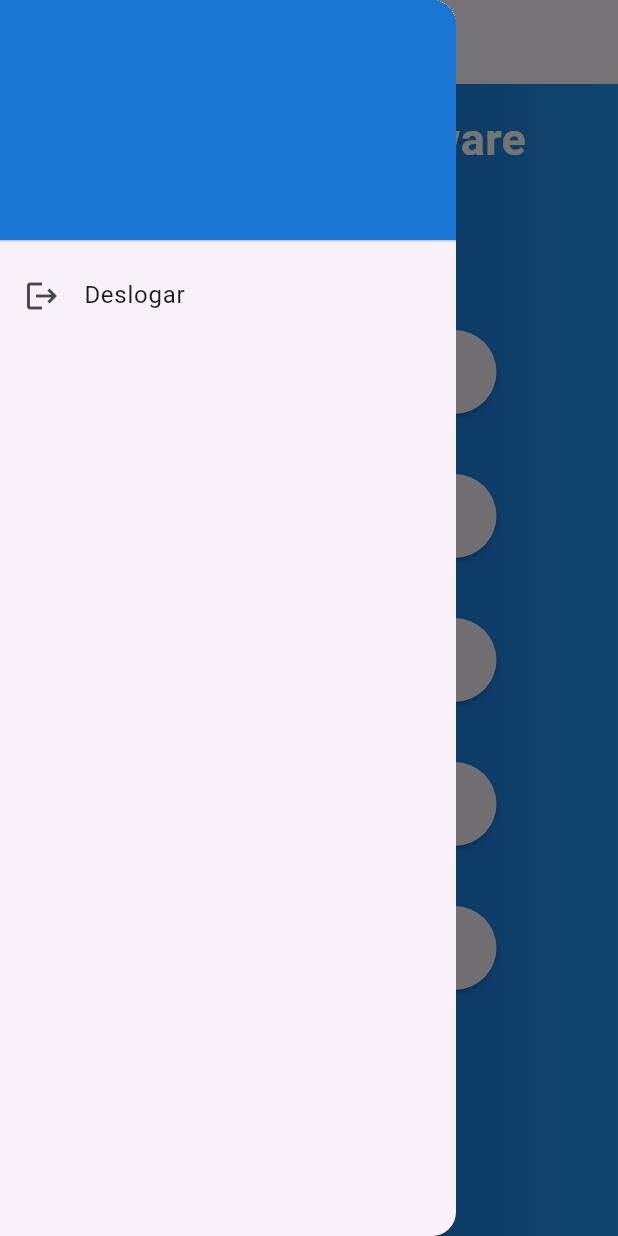
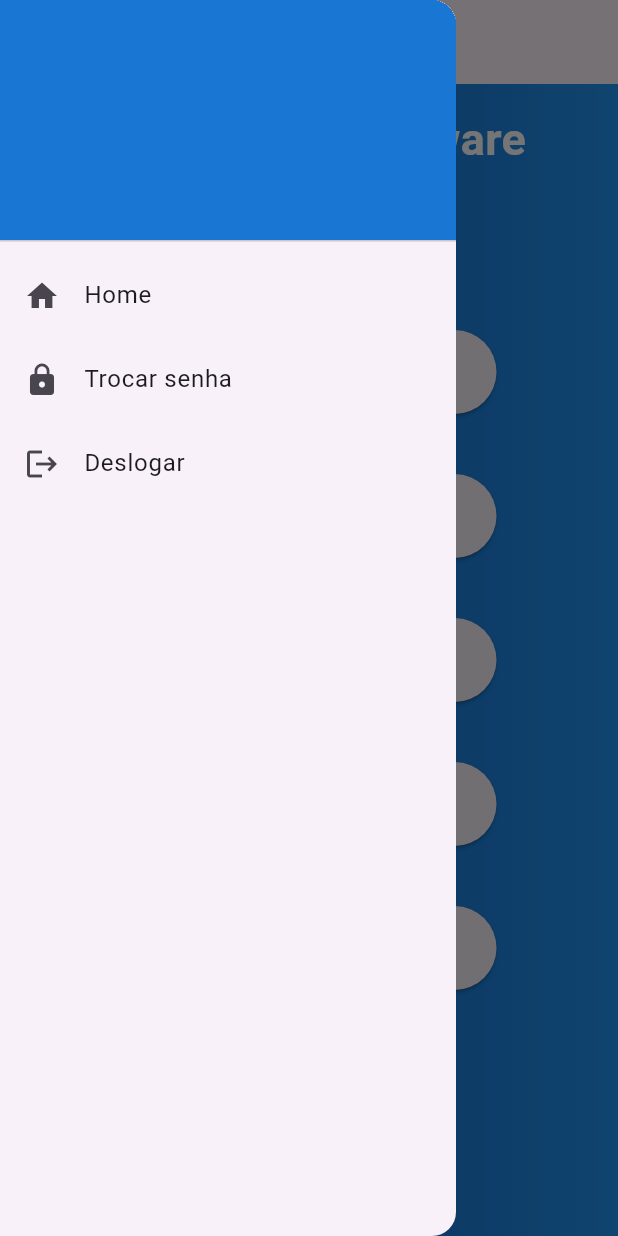
Before and after one commit to Nathansantosn/quality-management-system, a Flutter app: the screen it shows once a user with an empty profile is signed in, in the side drawer, after a tap on "Avaliação", on a phone screen of 412 x 824 dp. Run offline on Flutter 3.47's test engine with Material 3 defaults, Android fonts, the phone set to English and light mode, and no system bars; our stand-ins replace cloud_firestore, firebase_auth, firebase_core; accounts and stored records are empty.

Commit message:
Add Change Password feature with UI and logic; refactor authentication service and update navigation structure

```diff
--- a/lib/src/common/my_snackbar.dart
+++ b/lib/src/common/my_snackbar.dart
@@ -8,6 +8,7 @@ showSnackBar({
   SnackBar snackBar = SnackBar(
     content: Text(texto),
     backgroundColor: (isErro) ? Colors.red : Colors.green,
+    behavior: SnackBarBehavior.floating,
     shape: RoundedRectangleBorder(
       borderRadius: BorderRadius.vertical(top: Radius.circular(16)),
     ),
--- a/lib/src/modal/modal_forms_question.dart
+++ b/lib/src/modal/modal_forms_question.dart
@@ -1,4 +1,3 @@
-import 'package:assessment_software_senai/src/modules/components/get_authentication_input_decoration.dart';
 import 'package:cloud_firestore/cloud_firestore.dart';
 import 'package:firebase_auth/firebase_auth.dart';
 import 'package:flutter/material.dart';
@@ -12,7 +11,6 @@ class FormsQuestion extends StatefulWidget {
 
 class _FormsQuestionState extends State<FormsQuestion> {
   final _formKey = GlobalKey<FormState>();
-  final TextEditingController _questionController = TextEditingController();
   final currentUser = FirebaseAuth.instance.currentUser;
 
   String? selectedSystemId;
--- a/lib/src/modules/components/get_authentication_input_decoration.dart
+++ b/lib/src/modules/components/get_authentication_input_decoration.dart
@@ -1,11 +1,16 @@
 import 'package:flutter/material.dart';
 
-InputDecoration getAuthenticationInputDecoration(String label, {Icon? icon}) {
+InputDecoration getAuthenticationInputDecoration(
+  String label, {
+  Icon? icon,
+  IconButton? suffixIcon,
+}) {
   return InputDecoration(
     icon: icon,
     hintText: label,
     fillColor: Colors.white,
     filled: true,
+    suffixIcon: suffixIcon,
     contentPadding: EdgeInsets.fromLTRB(16, 8, 16, 8),
     border: OutlineInputBorder(borderRadius: BorderRadius.circular(50)),
     enabledBorder: OutlineInputBorder(
--- a/lib/src/page/home/home_page.dart
+++ b/lib/src/page/home/home_page.dart
@@ -1,9 +1,8 @@
 import 'package:assessment_software_senai/src/common/my_buldButton.dart';
 import 'package:assessment_software_senai/src/modal/modal_forms_criterion.dart';
 import 'package:assessment_software_senai/src/modal/modal_forms_question.dart';
-import 'package:assessment_software_senai/src/modal/modal_forms_sub_criterion.dart';
 import 'package:assessment_software_senai/src/modal/modal_forms_system.dart';
-import 'package:assessment_software_senai/src/services/authentication_service.dart';
+import 'package:assessment_software_senai/src/utils/app_drawer.dart';
 import 'package:firebase_auth/firebase_auth.dart';
 import 'package:flutter/material.dart';
 
@@ -20,28 +19,7 @@ class _HomePageState extends State<HomePage> {
   Widget build(BuildContext context) {
     return Scaffold(
       appBar: AppBar(title: const Text('MENU')),
-      drawer: Drawer(
-        child: ListView(
-          children: [
-            UserAccountsDrawerHeader(
-              accountName: Text(
-                (widget.user.displayName != null)
-                    ? widget.user.displayName!
-                    : '',
-              ),
-              accountEmail: Text(widget.user.email!),
-              decoration: BoxDecoration(color: Colors.blue[700]),
-            ),
-            ListTile(
-              leading: Icon(Icons.logout),
-              title: const Text('Deslogar'),
-              onTap: () {
-                AuthenticationService().unlog();
-              },
-            ),
-          ],
-        ),
-      ),
+      drawer: AppDrawer(user: widget.user),
       body: Stack(
         children: [
           Container(
--- a/lib/src/page/login/login_page.dart
+++ b/lib/src/page/login/login_page.dart
@@ -1,6 +1,8 @@
 import 'package:assessment_software_senai/src/common/my_snackbar.dart';
 import 'package:assessment_software_senai/src/modules/components/get_authentication_input_decoration.dart';
+import 'package:assessment_software_senai/src/page/home/home_page.dart';
 import 'package:assessment_software_senai/src/services/authentication_service.dart';
+import 'package:firebase_auth/firebase_auth.dart';
 import 'package:flutter/material.dart';
 
 class LoginPage extends StatefulWidget {
@@ -186,7 +188,7 @@ class _LoginPageState extends State<LoginPage> {
     );
   }
 
-  mainButtonClicked() {
+  mainButtonClicked() async {
     String name = _nameController.text;
     String email = _emailController.text;
     String password = _passwordController.text;
@@ -195,32 +197,46 @@ class _LoginPageState extends State<LoginPage> {
     if (_formKey.currentState!.validate()) {
       if (queroEntrar) {
         print('Entrada Validada');
-        _authenticationService.loginUser(email: email, password: password).then(
-          (String? erro) {
+        String? erro = await _authenticationService.loginUser(
+          email: email,
+          password: password,
+        );
         if (erro != null) {
           showSnackBar(context: context, texto: erro);
+        } else {
+          User? user = FirebaseAuth.instance.currentUser;
+          if (user != null) {
+            Navigator.pushReplacement(
+              context,
+              MaterialPageRoute(
+                builder: (context) {
+                  return HomePage(user: user);
+                },
+              ),
+            );
+          } else {
+            showSnackBar(
+              context: context,
+              texto: "Erro: usuário não encontrado após login.",
+            );
           }
-          },
-        );
+        }
       } else {
         print('Cadastro Validado');
         print(
           '${_emailController.text},${_passwordController.text},${_nameController.text},${_positionController.text}},',
         );
-        _authenticationService
-            .registerUser(
+        String? erro = await _authenticationService.registerUser(
           name: name,
           email: email,
           password: password,
           position: position,
-            )
+        );
         //quando esse cadastro de usuario terminar vamos ver o que ele retornou ,then
-            .then((String? erro) {
         if (erro != null) {
           //voltou com erro
           showSnackBar(context: context, texto: erro);
         }
-            });
       }
     } else {
       print('Form inválido');
--- /dev/null
+++ b/lib/src/utils/app_drawer.dart
@@ -0,0 +1,62 @@
+import 'package:assessment_software_senai/src/page/change_password/change_password_page.dart';
+import 'package:assessment_software_senai/src/page/home/home_page.dart';
+import 'package:assessment_software_senai/src/page/login/login_page.dart';
+import 'package:assessment_software_senai/src/services/authentication_service.dart';
+import 'package:firebase_auth/firebase_auth.dart';
+import 'package:flutter/material.dart';
+
+class AppDrawer extends StatelessWidget {
+  final User user;
+
+  const AppDrawer({super.key, required this.user});
+
+  @override
+  Widget build(BuildContext context) {
+    return Drawer(
+      child: ListView(
+        children: [
+          UserAccountsDrawerHeader(
+            accountName: Text(
+              (user.displayName != null) ? user.displayName! : '',
+            ),
+            accountEmail: Text(user.email!),
+            decoration: BoxDecoration(color: Colors.blue[700]),
+          ),
+          ListTile(
+            leading: Icon(Icons.home),
+            title: const Text('Home'),
+            onTap: () {
+              Navigator.push(
+                context,
+                MaterialPageRoute(builder: (context) => HomePage(user: user)),
+              );
+            },
+          ),
+          ListTile(
+            leading: Icon(Icons.lock),
+            title: const Text('Trocar senha'),
+            onTap: () {
+              Navigator.push(
+                context,
+                MaterialPageRoute(
+                  builder: (context) => ChangePasswordPage(user: user),
+                ),
+              );
+            },
+          ),
+          ListTile(
+            leading: Icon(Icons.logout),
+            title: const Text('Deslogar'),
+            onTap: () {
+              AuthenticationService().unlog();
+              Navigator.push(
+                context,
+                MaterialPageRoute(builder: (context) => LoginPage()),
+              );
+            },
+          ),
+        ],
+      ),
+    );
+  }
+}
```
Also changed, not shown: lib/main.dart (+3 -5 lines), lib/src/page/change_password/change_password_page.dart (added, +197 -0 lines), lib/src/services/authentication_service.dart (+34 -6 lines). Lines whose indentation alone changed are shown as unchanged.
